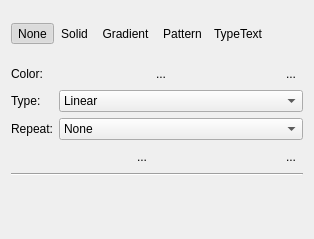
Above: libs/ui/widgets/KoFillConfigWidget.ui from KDE/krita before the change. Below: the same form after it.
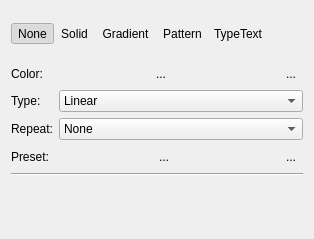
That is the form after the change. Custom widgets are drawn as their Qt base class.

Commit message: make a little more clear that the first gradient is a preset in the vector tool options

Diff of the .ui file:
```diff
--- a/libs/ui/widgets/KoFillConfigWidget.ui
+++ b/libs/ui/widgets/KoFillConfigWidget.ui
@@ -256,6 +256,13 @@
    </item>
    <item>
     <layout class="QHBoxLayout" name="gradientLayout2">
+     <item>
+      <widget class="QLabel" name="presetLabel">
+       <property name="text">
+        <string>Preset:</string>
+       </property>
+      </widget>
+     </item>
      <item>
       <widget class="KoColorPopupButton" name="btnChoosePredefinedGradient">
        <property name="sizePolicy">
```
The commit also changes 1 other file.
